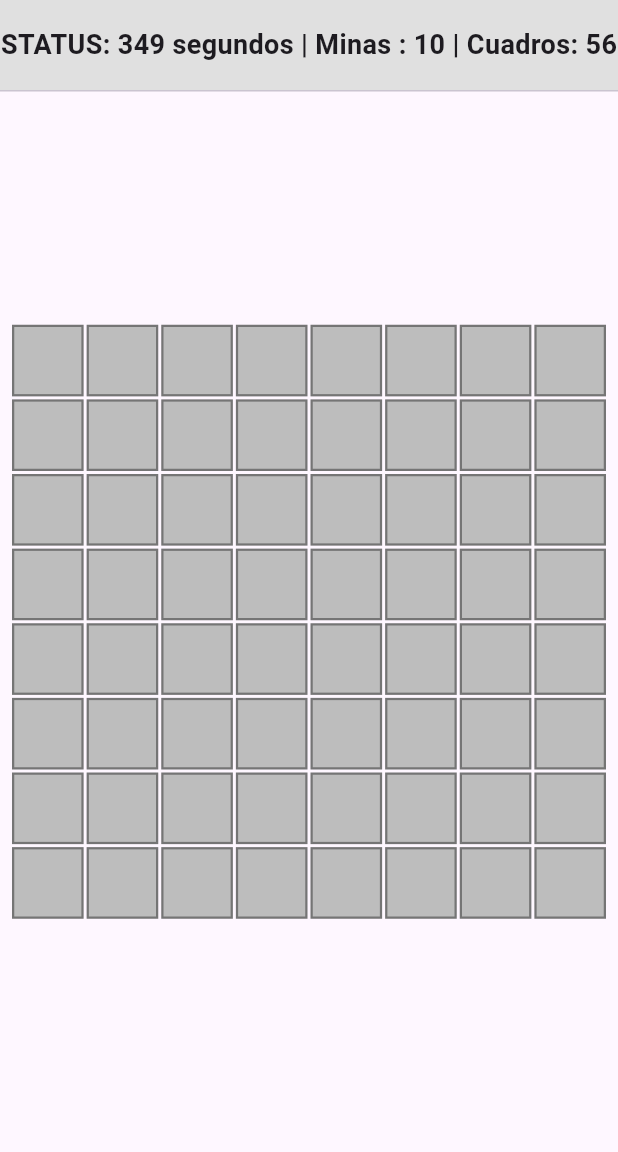
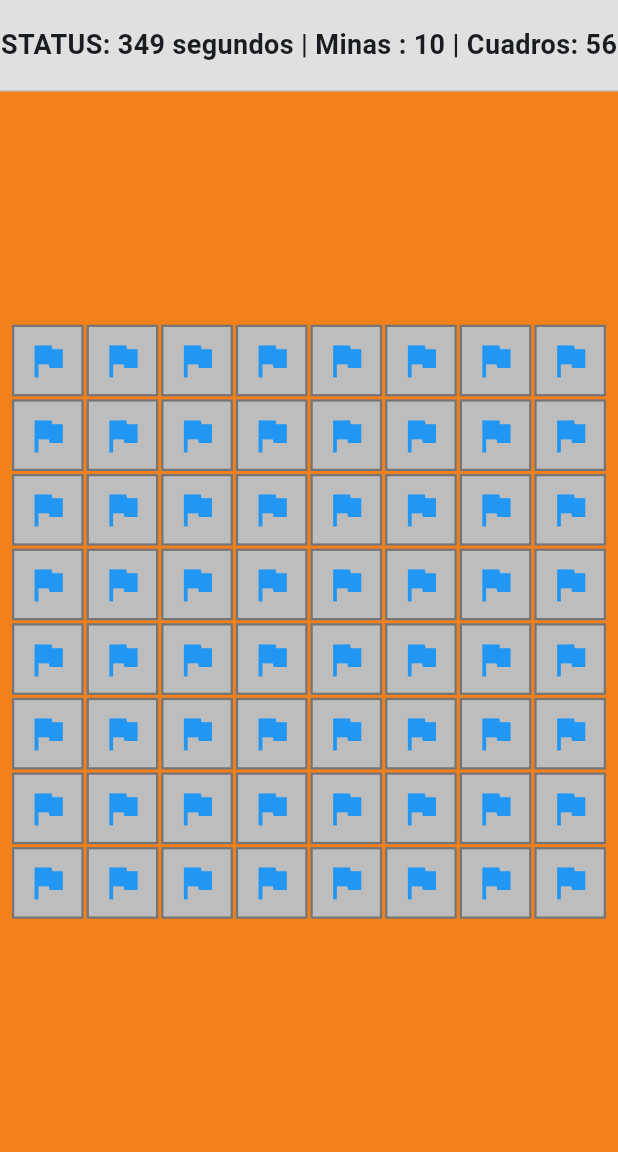
Before and after one commit to danielmnz/3479A321_2021479044, a Flutter app: the screen it shows after launch, on a phone screen of 412 x 824 dp, the part 84-1236 px from its top. Run offline on Flutter 3.47's test engine with Material 3 defaults, Android fonts, the phone set to English and light mode, and no system bars; our stand-ins replace logger.

Commit message:
implementacion carpetas assets/icons y theme en main

```diff
--- a/lib/main.dart
+++ b/lib/main.dart
@@ -6,10 +6,10 @@ import 'package:probando_flutter_lab1/ui/screens/minesweeper_screen.dart';
 var logger = Logger();
 
 void main() {
-  logger.d('Iniciando app buscaminas'); //debug
+  //logger.d('Iniciando app buscaminas'); //debug
   logger.i('Iniciando app buscaminas'); //info
-  logger.w('Iniciando app buscaminas'); //warning
-  logger.e('Iniciando app buscaminas'); //error
+  //logger.w('Iniciando app buscaminas'); //warning
+  //logger.e('Iniciando app buscaminas'); //error
 
   runApp(const MyApp());
 }
@@ -20,7 +20,20 @@ class MyApp extends StatelessWidget {
   Widget build(BuildContext context) {
     return MaterialApp(
       title: 'Buscaminas',
-      theme: ThemeData(primarySwatch: Colors.blue),
+      theme: ThemeData(
+        colorScheme: ColorScheme.fromSeed(
+          seedColor: Colors.blue,
+          primary: Colors.blue,
+          secondary: Colors.yellow,
+        ),
+        //color fondo default
+        scaffoldBackgroundColor: const Color.fromARGB(255, 242, 128, 27),
+
+        textTheme: const TextTheme(
+          bodyMedium: TextStyle(fontSize: 12.0, fontWeight: FontWeight.w500),
+        ),
+        useMaterial3: true,
+      ),
       home: const MinesweeperScreen(),
     );
   }
--- a/lib/ui/widgets/minecell.dart
+++ b/lib/ui/widgets/minecell.dart
@@ -10,11 +10,19 @@ class MineCell extends StatelessWidget {
 
   @override
   Widget build(BuildContext context) {
+    final theme = Theme.of(context); //llamando al theme
+
     return Container(
       decoration: BoxDecoration(
         color: Colors.grey[400],
         border: Border.all(color: Colors.grey[600]!, width: 1.5),
       ),
+
+      child: Center(
+        child: Icon(
+          Icons.flag, size: 30, color: theme.colorScheme.primary, //llamamos al scheme
+        ),
+      ),
     );
   }
 }
--- a/pubspec.yaml
+++ b/pubspec.yaml
@@ -58,6 +58,11 @@ flutter:
   # the material Icons class.
   uses-material-design: true
 
+
+  assets:
+    - assets/images/
+    - assets/icons/
+
   # To add assets to your application, add an assets section, like this:
   # assets:
   #   - images/a_dot_burr.jpeg
```
